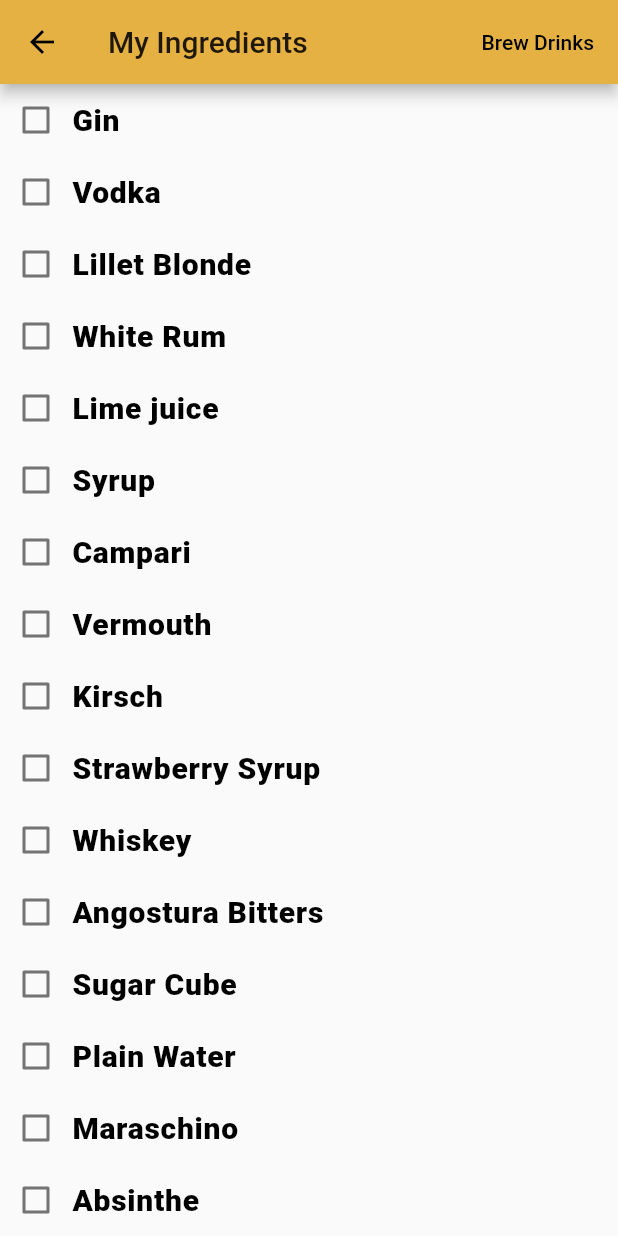
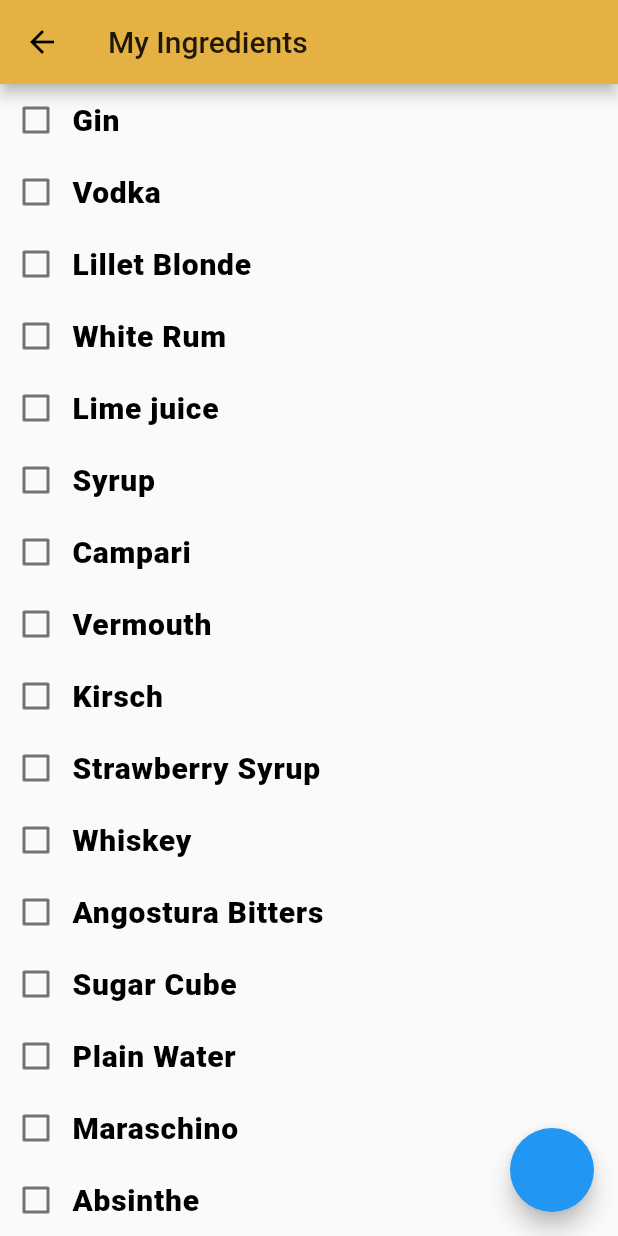
Before and after one commit to CodeFromStav/mixdrinks, a Flutter app: the UserIngredients screen opened directly, on a phone screen of 412 x 824 dp. Run offline on Flutter 3.47's test engine with Material 2 defaults, Android fonts, the phone set to English and light mode, and no system bars; our stand-ins replace animated_text_kit, cloud_firestore, firebase_auth, google_fonts, modal_progress_hud; accounts and stored records are empty.

Commit message:
Added Comments

```diff
--- a/lib/main.dart
+++ b/lib/main.dart
@@ -3,6 +3,7 @@ import 'package:mixdrinks/screens/drink_info.dart';
 import 'package:mixdrinks/screens/drink_search.dart';
 import 'package:mixdrinks/screens/drinks_widget.dart';
 import 'package:mixdrinks/screens/home_screen.dart';
+import 'package:mixdrinks/screens/user_ingredients.dart';
 import 'package:mixdrinks/screens/welcome_screen.dart';
 import 'package:mixdrinks/screens/login_screen.dart';
 import 'package:mixdrinks/screens/registration_screen.dart';
@@ -18,9 +19,9 @@ class MixDrinks extends StatelessWidget {
       theme: ThemeData(
           primaryColor: Color(0xFFE5B143),
       ),
-      initialRoute: WelcomeScreen.id,
+      initialRoute: Home.id,
       routes: {
-        WelcomeScreen.id: (context) => WelcomeScreen(),
+        WelcomeScreen.id: (context) => Home(),
         LoginScreen.id: (context) => LoginScreen(),
         RegistrationScreen.id: (context) => RegistrationScreen(),
         Home.id: (context) => Home(),
--- a/lib/screens/user_ingredients.dart
+++ b/lib/screens/user_ingredients.dart
@@ -1,21 +1,28 @@
 import 'package:flutter/cupertino.dart';
 import 'package:flutter/material.dart';
 import 'dart:core';
-
 import 'drinks_widget.dart';
 
+///Class is responsible for the handling of user's selected ingredients
 class UserIngredients extends StatefulWidget {
+
+  ///Class variables
+  static String id = "user_ingredients";
   UserIngredients({Key key, this.title}) : super(key: key);
   static List<String> ingredients = _UserIngredientsState.myIngredients;
   final String title;
 
+  ///Create the state of the widget
   @override
   _UserIngredientsState createState() => _UserIngredientsState();
 }
 
 class _UserIngredientsState extends State<UserIngredients> {
+  ///Class variables
   Set ingredients;
   static List<String> myIngredients = new List();
+
+  /// List for drink ingredients
   static List<String> drinkIngredients = [
     "Gin",
     "Vodka",
@@ -83,6 +90,7 @@ class _UserIngredientsState extends State<UserIngredients> {
     "Peychaud's Bitters"
   ];
 
+  //Labels for the handling of selected ingredients
   static bool ginVal = false;
   static bool vodkaVal = false;
   static bool lilletBlondeVal = false;
@@ -148,6 +156,7 @@ class _UserIngredientsState extends State<UserIngredients> {
   static bool brownSugarVal = false;
   static bool peychaudBittersVal = false;
 
+  //List of all the label values
   List<bool> values = [
     ginVal,
     vodkaVal,
@@ -215,6 +224,7 @@ class _UserIngredientsState extends State<UserIngredients> {
     peychaudBittersVal
   ];
 
+  ///Custom widget for the functionality of a simple checkbox with a label
   Widget checkbox(String text, bool value) {
     return Row(
       crossAxisAlignment: CrossAxisAlignment.center,
@@ -249,17 +259,12 @@ class _UserIngredientsState extends State<UserIngredients> {
     return Scaffold(
       appBar: AppBar(
         title: Text("My Ingredients"),
-        actions: <Widget>[
-          FlatButton(
-            textColor: Colors.black,
-            onPressed: () {
-              Navigator.push(context,
-                  MaterialPageRoute(builder: (context) => DrinksWidget()));
-            },
-            child: Text("Brew Drinks"),
-            shape: CircleBorder(side: BorderSide(color: Colors.transparent)),
-          ),
-        ],
+      ),
+      floatingActionButton: FloatingActionButton(
+        onPressed: () {
+          Navigator.push(context,
+              MaterialPageRoute(builder: (context) => DrinksWidget())); // Move to Drinks Page
+        },
       ),
       body: ListView.builder(
         itemCount: drinkIngredients.length,
```
Also changed, not shown: lib/screens/drinks_widget.dart (+7 -5 lines).
